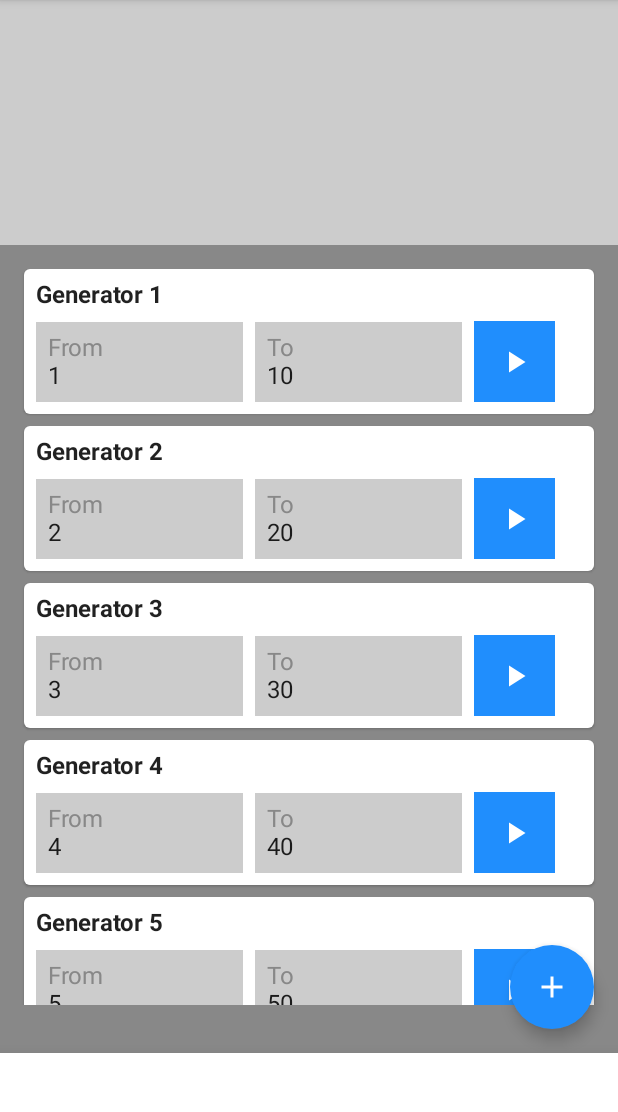
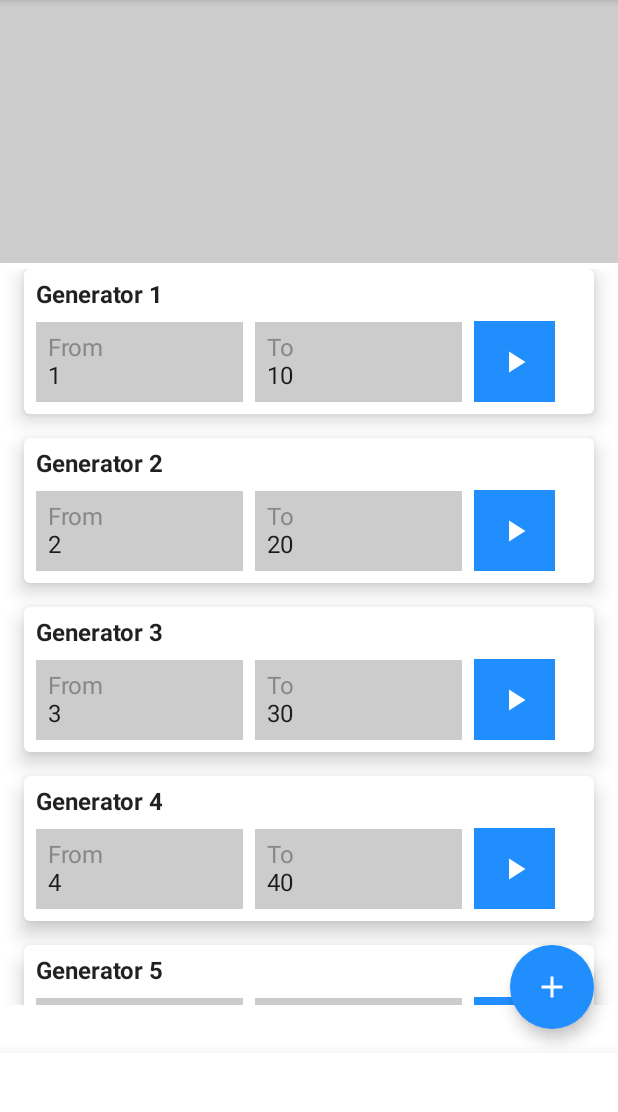
Before and after one commit to peakvalleytech/randomNumber, an Android app built with Jetpack Compose: the screen it shows after launch (MainActivity), on a phone screen of 412 x 824 dp, the part 84-1196 px from its top. Run offline under Robolectric (Android 15) with nearby library versions, the phone set to English and light mode, and no system bars; our stand-ins replace AdMob, Dagger/Hilt's generated code.

Commit message:
Center random number

```diff
--- a/app/src/main/java/com/randomapps/randomnumber/ui/common/component/NumberGeneratorView.kt
+++ b/app/src/main/java/com/randomapps/randomnumber/ui/common/component/NumberGeneratorView.kt
@@ -24,6 +24,7 @@
 ) {
     Card(
         modifier,
+        elevation = 8.dp
     ) {
         Column(modifier = Modifier.fillMaxWidth().padding(8.dp)) {
             Text(
--- a/app/src/main/java/com/randomapps/randomnumber/ui/screens/generator/GeneratorScreen.kt
+++ b/app/src/main/java/com/randomapps/randomnumber/ui/screens/generator/GeneratorScreen.kt
@@ -8,6 +8,7 @@
 import androidx.compose.material.icons.Icons
 import androidx.compose.material.icons.filled.Add
 import androidx.compose.runtime.*
+import androidx.compose.ui.Alignment
 import androidx.compose.ui.Alignment.Companion.BottomCenter
 import androidx.compose.ui.Alignment.Companion.BottomEnd
 import androidx.compose.ui.Alignment.Companion.Center
@@ -20,6 +21,7 @@
 import androidx.compose.ui.res.stringResource
 import androidx.compose.ui.text.input.ImeAction
 import androidx.compose.ui.text.input.KeyboardType
+import androidx.compose.ui.text.style.TextAlign
 import androidx.compose.ui.tooling.preview.Preview
 import androidx.compose.ui.unit.dp
 import androidx.hilt.navigation.compose.hiltViewModel
@@ -153,13 +155,15 @@
                     Text(
                         numberState,
                         color = MaterialTheme.colors.primaryVariant,
-                        style = MaterialTheme.typography.h1
+                        style = MaterialTheme.typography.h1,
+                        textAlign = TextAlign.Center,
+                        modifier = Modifier.fillMaxWidth()
                     )
                 }
                 Spacer(modifier = Modifier.height(16.dp))
                 Column(
                     Modifier
-                        .background(Color.Gray)
+//                        .background()
                         .padding(top = 16.dp, end = 16.dp, start = 16.dp, bottom = 32.dp)
                         .fillMaxWidth()
                         .fillMaxHeight(0.75f)
@@ -180,7 +184,7 @@
                                         viewModel.handleIntent(GenerateNumber(it.from, it.to))
                                     }
                                 )
-                                Spacer(modifier = Modifier.height(8.dp))
+                                Spacer(modifier = Modifier.height(16.dp))
                             }
                         }
                     }
```
